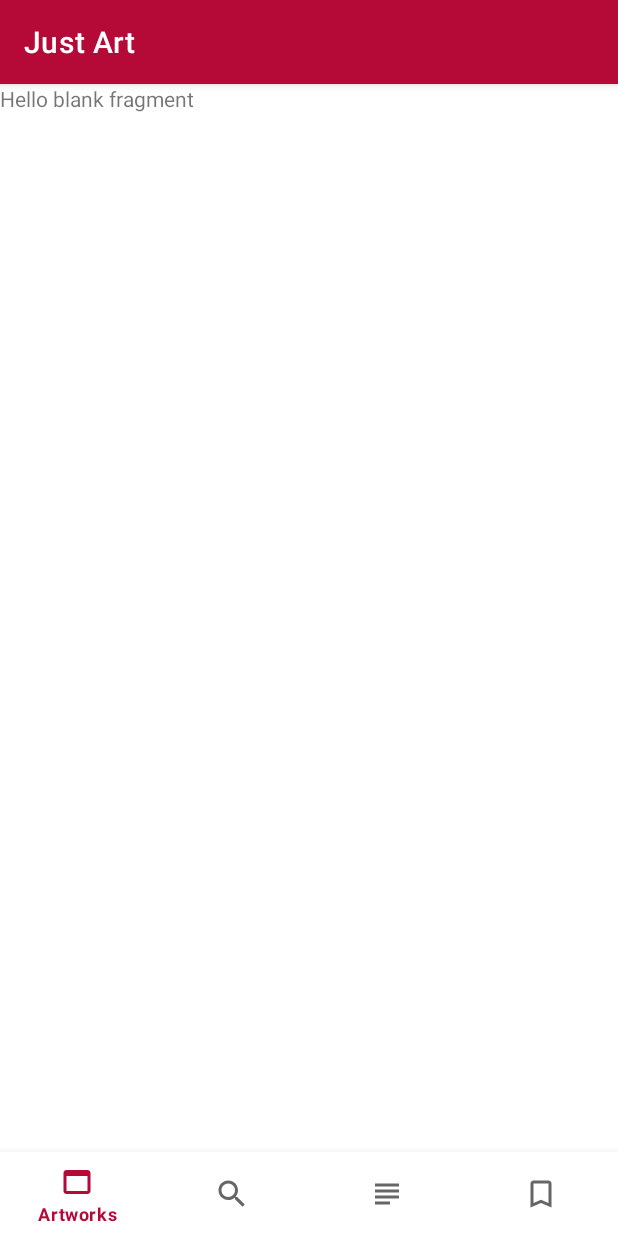
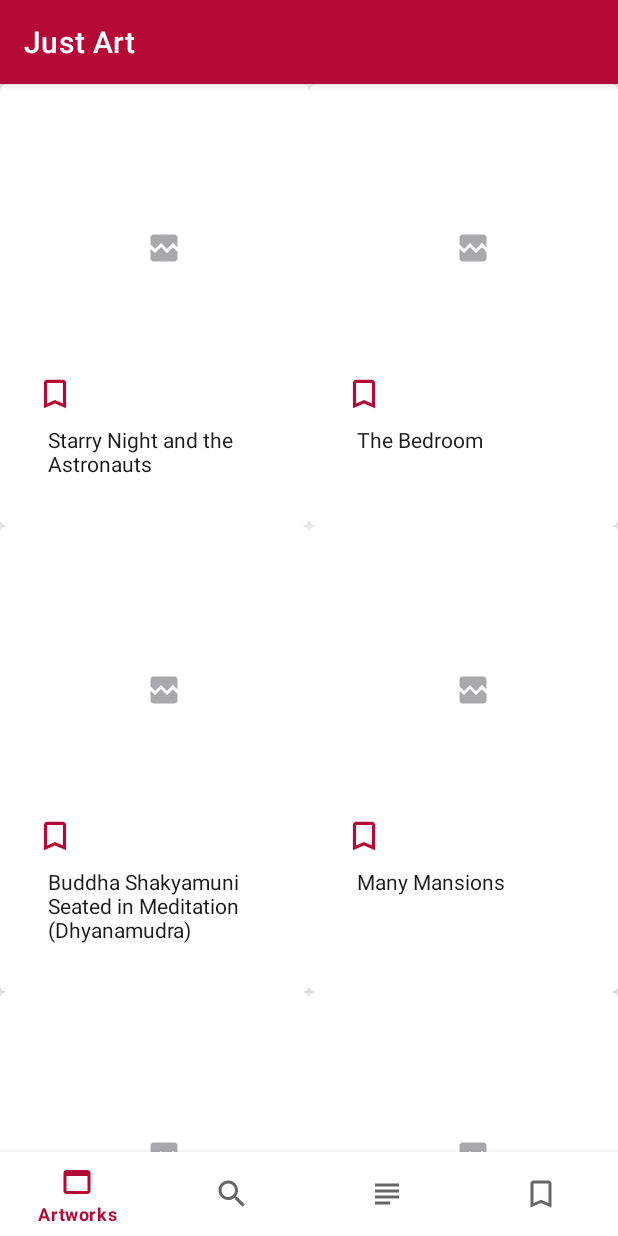
Before and after one commit to hieuwu/just-art-android, an Android app: the screen it shows after launch (MainActivity), on a phone screen of 412 x 824 dp. Run offline under Robolectric (Android 15) with nearby library versions, the phone set to English and light mode, and no system bars; our stand-ins replace data binding, navigation-ui; pictures from the network do not load.

Commit message:
Complete issue #1

```diff
--- a/app/build.gradle
+++ b/app/build.gradle
@@ -34,6 +34,7 @@ android {
     }
     buildFeatures {
         dataBinding true
+        viewBinding true
     }
 }
 
--- a/app/src/main/AndroidManifest.xml
+++ b/app/src/main/AndroidManifest.xml
@@ -1,6 +1,8 @@
 <?xml version="1.0" encoding="utf-8"?>
 <manifest xmlns:android="http://schemas.android.com/apk/res/android"
     package="com.hieuwu.justart">
+
+    <uses-permission android:name="android.permission.INTERNET" />
 
     <application
         android:allowBackup="true"
--- a/app/src/main/java/com/hieuwu/justart/presentation/BindingAdapters.kt
+++ b/app/src/main/java/com/hieuwu/justart/presentation/BindingAdapters.kt
@@ -1,11 +1,15 @@
 package com.hieuwu.justart.presentation
 
+import android.util.Log
 import android.widget.ImageView
 import androidx.core.net.toUri
 import androidx.databinding.BindingAdapter
+import androidx.recyclerview.widget.RecyclerView
 import com.bumptech.glide.Glide
 import com.bumptech.glide.request.RequestOptions
 import com.hieuwu.justart.R
+import com.hieuwu.justart.presentation.artworks.ArtWork
+import com.hieuwu.justart.presentation.artworks.ArtWorksAdapter
 
 @BindingAdapter("imageUrl")
 fun bindImage(imgView: ImageView, imgUrl: String?) {
@@ -20,3 +24,9 @@ fun bindImage(imgView: ImageView, imgUrl: String?) {
             .into(imgView)
     }
 }
+
+@BindingAdapter("listData")
+fun bindRecyclerView(recyclerView: RecyclerView, data: List<ArtWork>?) {
+    val adapter = recyclerView.adapter as ArtWorksAdapter
+    adapter.submitList(data)
+}
--- /dev/null
+++ b/app/src/main/java/com/hieuwu/justart/presentation/artworks/ArtWorksAdapter.kt
@@ -0,0 +1,52 @@
+package com.hieuwu.justart.presentation.artworks
+
+import android.view.LayoutInflater
+import android.view.ViewGroup
+import androidx.recyclerview.widget.DiffUtil
+import androidx.recyclerview.widget.ListAdapter
+import androidx.recyclerview.widget.RecyclerView
+import com.hieuwu.justart.databinding.LayoutArtWorksItemBinding
+
+
+class ArtWorksAdapter(val onClickListener: OnClickListener) :
+    ListAdapter<ArtWork, ArtWorksAdapter.ArtWorksViewHolder>(DiffCallback) {
+
+    class ArtWorksViewHolder(private var binding: LayoutArtWorksItemBinding) :
+        RecyclerView.ViewHolder(binding.root) {
+
+        fun bind(artWork: ArtWork) {
+            binding.artWork = artWork
+            binding.executePendingBindings()
+        }
+    }
+
+    override fun onCreateViewHolder(parent: ViewGroup, viewType: Int): ArtWorksViewHolder {
+        return ArtWorksViewHolder(
+            LayoutArtWorksItemBinding.inflate(LayoutInflater.from(parent.context))
+        )
+    }
+
+    override fun onBindViewHolder(holder: ArtWorksViewHolder, position: Int) {
+        val artWork = getItem(position)
+        holder.itemView.setOnClickListener {
+            onClickListener.onClick(artWork)
+        }
+        holder.bind(artWork)
+    }
+
+    companion object DiffCallback : DiffUtil.ItemCallback<ArtWork>() {
+        override fun areItemsTheSame(oldItem: ArtWork, newItem: ArtWork): Boolean {
+            return oldItem == newItem
+        }
+
+        override fun areContentsTheSame(oldItem: ArtWork, newItem: ArtWork): Boolean {
+            return oldItem.id == newItem.id
+        }
+    }
+
+    class OnClickListener(
+        val clickListener: (artWork: ArtWork) -> Unit
+    ) {
+        fun onClick(artWork: ArtWork) = clickListener(artWork)
+    }
+}
--- a/app/src/main/java/com/hieuwu/justart/presentation/artworks/ArtWorksFragment.kt
+++ b/app/src/main/java/com/hieuwu/justart/presentation/artworks/ArtWorksFragment.kt
@@ -1,60 +1,60 @@
 package com.hieuwu.justart.presentation.artworks
 
 import android.os.Bundle
+import android.util.Log
 import androidx.fragment.app.Fragment
 import android.view.LayoutInflater
 import android.view.View
 import android.view.ViewGroup
+import androidx.databinding.DataBindingUtil
+import androidx.lifecycle.ViewModelProvider
+import androidx.navigation.fragment.findNavController
+import androidx.recyclerview.widget.GridLayoutManager
 import com.hieuwu.justart.R
+import com.hieuwu.justart.databinding.FragmentArtWorksBinding
 
-// TODO: Rename parameter arguments, choose names that match
-// the fragment initialization parameters, e.g. ARG_ITEM_NUMBER
-private const val ARG_PARAM1 = "param1"
-private const val ARG_PARAM2 = "param2"
+class ArtWorksFragment : Fragment() {
 
-/**
- * A simple [Fragment] subclass.
- * Use the [ArtWorksFragment.newInstance] factory method to
- * create an instance of this fragment.
- */
-class ArtWorksFragment : Fragment() {
-    // TODO: Rename and change types of parameters
-    private var param1: String? = null
-    private var param2: String? = null
+    private lateinit var binding: FragmentArtWorksBinding
 
-    override fun onCreate(savedInstanceState: Bundle?) {
-        super.onCreate(savedInstanceState)
-        arguments?.let {
-            param1 = it.getString(ARG_PARAM1)
-            param2 = it.getString(ARG_PARAM2)
-        }
-    }
+    private lateinit var viewModel: ArtWorksViewModel
 
     override fun onCreateView(
         inflater: LayoutInflater, container: ViewGroup?,
         savedInstanceState: Bundle?
     ): View? {
-        // Inflate the layout for this fragment
-        return inflater.inflate(R.layout.fragment_art_works, container, false)
+        binding = FragmentArtWorksBinding.inflate(inflater, container, false)
+        return binding.root
     }
 
-    companion object {
-        /**
-         * Use this factory method to create a new instance of
-         * this fragment using the provided parameters.
-         *
-         * @param param1 Parameter 1.
-         * @param param2 Parameter 2.
-         * @return A new instance of fragment ArtWorks.
-         */
-        // TODO: Rename and change types and number of parameters
-        @JvmStatic
-        fun newInstance(param1: String, param2: String) =
-            ArtWorksFragment().apply {
-                arguments = Bundle().apply {
-                    putString(ARG_PARAM1, param1)
-                    putString(ARG_PARAM2, param2)
-                }
+    override fun onViewCreated(view: View, savedInstanceState: Bundle?) {
+        super.onViewCreated(view, savedInstanceState)
+
+        viewModel = ViewModelProvider(this)[ArtWorksViewModel::class.java]
+
+        binding.viewModel = viewModel
+
+        setObserver()
+
+        binding.artWorksRecyclerView.layoutManager = GridLayoutManager(context, 2)
+        binding.artWorksRecyclerView.adapter = ArtWorksAdapter(
+            ArtWorksAdapter.OnClickListener(
+                clickListener = {viewModel.displayPropertyDetails(it)}
+            )
+        )
+    }
+
+    private fun setObserver() {
+        viewModel.navigateToSelectedProperty.observe(this.viewLifecycleOwner) {
+            it?.let {
+                navigateToArtWorksDetail()
+                viewModel.displayPropertyDetailsComplete()
             }
+        }
+    }
+
+    private fun navigateToArtWorksDetail() {
+        val direction = ArtWorksFragmentDirections.actionArtWorksFragmentToArtDetailsFragment()
+        findNavController().navigate(direction)
     }
 }
--- /dev/null
+++ b/app/src/main/java/com/hieuwu/justart/presentation/artworks/ArtWorksMockData.kt
@@ -0,0 +1,6 @@
+package com.hieuwu.justart.presentation.artworks
+
+data class ArtWork (
+    val id: String,
+    val title: String,
+    val imgScr: String)
--- a/app/src/main/java/com/hieuwu/justart/presentation/artworks/ArtWorksViewModel.kt
+++ b/app/src/main/java/com/hieuwu/justart/presentation/artworks/ArtWorksViewModel.kt
@@ -1,5 +1,48 @@
 package com.hieuwu.justart.presentation.artworks
 
-class ArtWorksViewModel {
+import androidx.lifecycle.LiveData
+import androidx.lifecycle.MutableLiveData
+import androidx.lifecycle.ViewModel
 
+class ArtWorksViewModel() : ViewModel() {
+
+    private val _artWorksList = MutableLiveData<List<ArtWork>>()
+    val artWorksList: LiveData<List<ArtWork>> = _artWorksList
+
+    private val _navigateToSelectedProperty = MutableLiveData<ArtWork?>()
+    val navigateToSelectedProperty: LiveData<ArtWork?>
+        get() = _navigateToSelectedProperty
+
+    init {
+        _artWorksList.value = listOf(
+            ArtWork("1", "Starry Night and the Astronauts",
+                "https://www.artic.edu/iiif/2/e966799b-97ee-1cc6-bd2f-a94b4b8bb8f9/full/843,/0/default.jpg"),
+            ArtWork("2", "The Bedroom",
+                "https://www.artic.edu/iiif/2/25c31d8d-21a4-9ea1-1d73-6a2eca4dda7e/full/843,/0/default.jpg"),
+            ArtWork("3", "Buddha Shakyamuni Seated in Meditation (Dhyanamudra)",
+                "https://www.artic.edu/iiif/2/0675f9a9-1a7b-c90a-3bb6-7f7be2afb678/full/843,/0/default.jpg"),
+            ArtWork("4", "Many Mansions",
+                "https://www.artic.edu/iiif/2/d94d0e3d-5d89-ce07-ee0f-7fa6d8def8ab/full/843,/0/default.jpg"),
+            ArtWork("5", "A Sunday on La Grande Jatte — 1884",
+                "https://www.artic.edu/iiif/2/2d484387-2509-5e8e-2c43-22f9981972eb/full/843,/0/default.jpg"),
+            ArtWork("6", "Untitled",
+                "https://www.artic.edu/iiif/2/7690dd6e-05ed-773c-a80e-e7cc4eb879cc/full/843,/0/default.jpg"),
+            ArtWork("7", "Weaving",
+                "https://www.artic.edu/iiif/2/96e26f4f-c578-b14c-2714-2a565f19e0d0/full/843,/0/default.jpg"),
+            ArtWork("8", "Paris Street; Rainy Day",
+                "https://www.artic.edu/iiif/2/f8fd76e9-c396-5678-36ed-6a348c904d27/full/843,/0/default.jpg"),
+            ArtWork("9", "Coronation Stone of Motecuhzoma II (Stone of the Five Suns)",
+                "https://www.artic.edu/iiif/2/ea8c5d62-6ce8-88e8-feb1-e0053cf534c5/full/843,/0/default.jpg"),
+            ArtWork("10", "Nightlife",
+                "https://www.artic.edu/iiif/2/ec19d5f1-ae0f-5186-d421-4a53dca5fb90/full/843,/0/default.jpg")
+        )
+    }
+
+    fun displayPropertyDetailsComplete() {
+        _navigateToSelectedProperty.value = null
+    }
+
+    fun displayPropertyDetails(artWorkProperty: ArtWork) {
+        _navigateToSelectedProperty.value = artWorkProperty
+    }
 }
--- /dev/null
+++ b/app/src/main/java/com/hieuwu/justart/presentation/artworks/ArtWorksViewModelFactory.kt
@@ -0,0 +1,14 @@
+package com.hieuwu.justart.presentation.artworks
+
+import androidx.lifecycle.ViewModel
+import androidx.lifecycle.ViewModelProvider
+
+class ArtWorksViewModelFactory() : ViewModelProvider.Factory {
+    override fun <T : ViewModel> create(modelClass: Class<T>): T {
+        if (modelClass.isAssignableFrom(ArtWorksViewModel::class.java)) {
+            @Suppress("UNCHECKED_CAST")
+            return ArtWorksViewModel() as T
+        }
+        throw IllegalArgumentException("Unable to construct viewmodel")
+    }
+}
--- a/app/src/main/res/layout/fragment_art_works.xml
+++ b/app/src/main/res/layout/fragment_art_works.xml
@@ -1,14 +1,25 @@
 <?xml version="1.0" encoding="utf-8"?>
-<FrameLayout xmlns:android="http://schemas.android.com/apk/res/android"
-    xmlns:tools="http://schemas.android.com/tools"
-    android:layout_width="match_parent"
-    android:layout_height="match_parent"
-    tools:context=".presentation.artworks.ArtWorksFragment">
+<layout xmlns:tools="http://schemas.android.com/tools"
+    xmlns:app="http://schemas.android.com/apk/res-auto"
+    xmlns:android="http://schemas.android.com/apk/res/android">
 
-    <!-- TODO: Update blank fragment layout -->
-    <TextView
+    <data>
+        <variable
+            name="viewModel"
+            type="com.hieuwu.justart.presentation.artworks.ArtWorksViewModel" />
+    </data>
+
+    <androidx.constraintlayout.widget.ConstraintLayout
         android:layout_width="match_parent"
         android:layout_height="match_parent"
-        android:text="@string/hello_blank_fragment" />
+        tools:context=".presentation.artworks.ArtWorksFragment">
 
-</FrameLayout>
+        <androidx.recyclerview.widget.RecyclerView
+            android:id="@+id/artWorksRecyclerView"
+            android:layout_width="match_parent"
+            android:layout_height="match_parent"
+            app:listData="@{viewModel.artWorksList}"
+            tools:listitem="@layout/layout_art_works_item" />
+
+    </androidx.constraintlayout.widget.ConstraintLayout>
+</layout>
--- /dev/null
+++ b/app/src/main/res/layout/layout_art_works_item.xml
@@ -0,0 +1,54 @@
+<?xml version="1.0" encoding="utf-8"?>
+<layout xmlns:android="http://schemas.android.com/apk/res/android"
+    xmlns:tools="http://schemas.android.com/tools"
+    xmlns:app="http://schemas.android.com/apk/res-auto">
+
+    <data>
+        <variable
+            name="artWork"
+            type="com.hieuwu.justart.presentation.artworks.ArtWork" />
+    </data>
+
+    <androidx.cardview.widget.CardView
+        android:layout_width="wrap_content"
+        android:layout_height="wrap_content"
+        app:cardCornerRadius="4dp"
+        app:cardElevation="2.0dp"
+        android:layout_gravity="center" >
+
+        <LinearLayout
+            android:layout_width="match_parent"
+            android:layout_height="match_parent"
+            android:layout_margin="12dp"
+            android:padding="12dp"
+            android:elevation="8dp"
+            android:orientation="vertical" >
+
+            <ImageView
+                android:id="@+id/artWorksImage"
+                android:layout_width="170dp"
+                android:layout_height="170dp"
+                android:scaleType="center"
+                app:imageUrl="@{artWork.imgScr}" />
+
+            <ImageView
+                android:layout_width="25dp"
+                android:layout_height="25dp"
+                android:src="@drawable/ic_baseline_bookmark_border_24"/>
+
+            <TextView
+                android:id="@+id/artWorksTitle"
+                android:layout_width="wrap_content"
+                android:layout_height="wrap_content"
+                android:text="@{artWork.title}"
+                android:textColor="@color/title_color"
+                android:textSize="14dp"
+                android:padding="8dp"
+                tools:text="Text"/>
+        </LinearLayout>
+
+    </androidx.cardview.widget.CardView>
+
+
+
+</layout>
--- a/app/src/main/res/navigation/navigation_graph.xml
+++ b/app/src/main/res/navigation/navigation_graph.xml
@@ -9,7 +9,11 @@
         android:id="@+id/artWorksFragment"
         android:name="com.hieuwu.justart.presentation.artworks.ArtWorksFragment"
         android:label="fragment_art_works"
-        tools:layout="@layout/fragment_art_works" />
+        tools:layout="@layout/fragment_art_works" >
+        <action
+            android:id="@+id/action_artWorksFragment_to_artDetailsFragment"
+            app:destination="@id/artDetailsFragment" />
+    </fragment>
     <fragment
         android:id="@+id/exploreFragment"
         android:name="com.hieuwu.justart.presentation.explore.ExploreFragment"
@@ -25,4 +29,9 @@
         android:name="com.hieuwu.justart.presentation.schedule.ScheduleFragment"
         android:label="fragment_schedule"
         tools:layout="@layout/fragment_schedule" />
+    <fragment
+        android:id="@+id/artDetailsFragment"
+        android:name="com.hieuwu.justart.presentation.artworkdetails.ArtDetailsFragment"
+        android:label="fragment_art_details"
+        tools:layout="@layout/fragment_art_details" />
 </navigation>
--- a/app/src/main/res/values/colors.xml
+++ b/app/src/main/res/values/colors.xml
@@ -12,4 +12,5 @@
     <color name="red_wine_500">#B50938</color>
     <color name="red_wine_700">#6C0001</color>
 
+    <color name="title_color">#1A1A1A</color>
 </resources>
```
